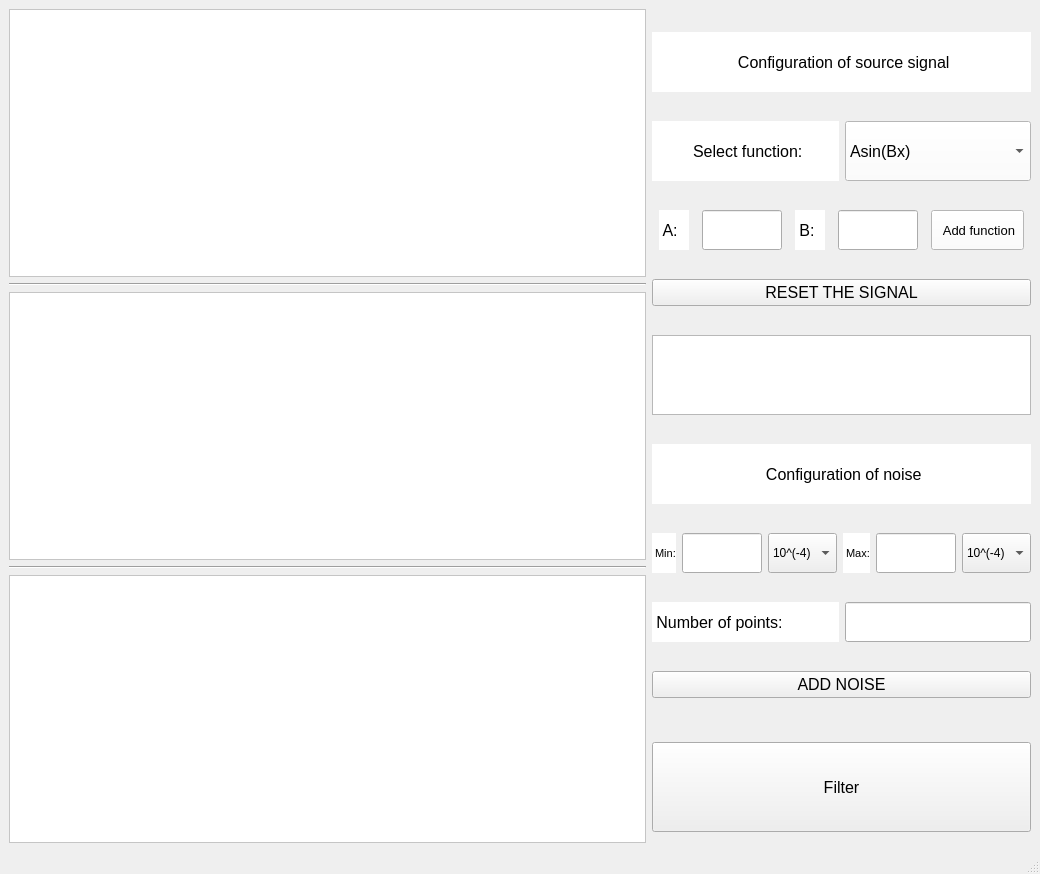
Qt form main_win.ui (z-shigaev/Fourier-filtering) before a commit.
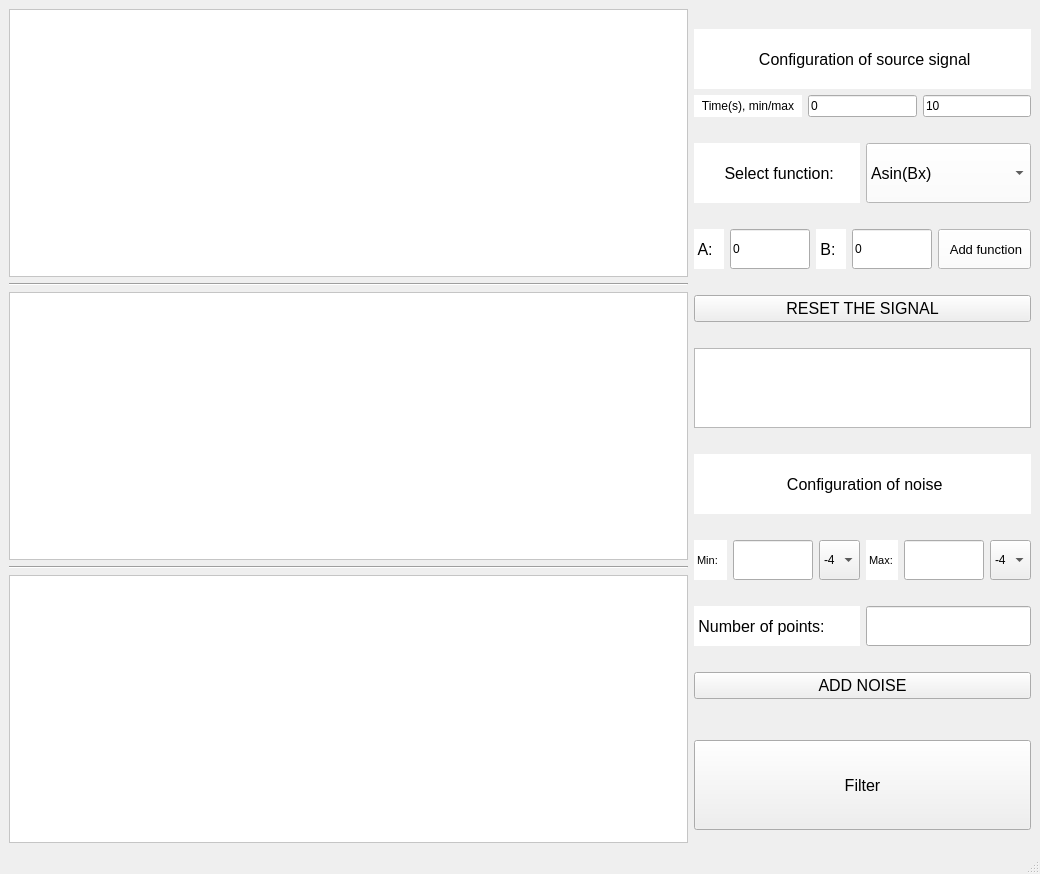
The same form after that commit.

Diff of the .ui file:
```diff
--- a/main_win.ui
+++ b/main_win.ui
@@ -117,6 +117,53 @@
     <item>
      <layout class="QVBoxLayout" name="verticalLayout_2">
       <item>
+       <layout class="QGridLayout" name="gridLayout">
+        <item row="1" column="0">
+         <widget class="QLabel" name="label_time">
+          <property name="sizePolicy">
+           <sizepolicy hsizetype="Minimum" vsizetype="Preferred">
+            <horstretch>0</horstretch>
+            <verstretch>0</verstretch>
+           </sizepolicy>
+          </property>
+          <property name="styleSheet">
+           <string notr="true">background-color: rgb(255, 255, 255);</string>
+          </property>
+          <property name="text">
+           <string>Time(s), min/max</string>
+          </property>
+          <property name="alignment">
+           <set>Qt::AlignCenter</set>
+          </property>
+         </widget>
+        </item>
+        <item row="1" column="1">
+         <widget class="QLineEdit" name="lineEdit_min_time">
+          <property name="sizePolicy">
+           <sizepolicy hsizetype="Minimum" vsizetype="Fixed">
+            <horstretch>0</horstretch>
+            <verstretch>0</verstretch>
+           </sizepolicy>
+          </property>
+          <property name="text">
+           <string>0</string>
+          </property>
+         </widget>
+        </item>
+        <item row="1" column="2">
+         <widget class="QLineEdit" name="lineEdit_max_time">
+          <property name="sizePolicy">
+           <sizepolicy hsizetype="Minimum" vsizetype="Fixed">
+            <horstretch>0</horstretch>
+            <verstretch>0</verstretch>
+           </sizepolicy>
+          </property>
+          <property name="text">
+           <string>10</string>
+          </property>
+         </widget>
+        </item>
+        <item row="0" column="0" colspan="3">
        <widget class="QLabel" name="label_config_1">
         <property name="sizePolicy">
          <sizepolicy hsizetype="Minimum" vsizetype="Preferred">
@@ -149,6 +196,8 @@
         </property>
        </widget>
       </item>
+       </layout>
+      </item>
       <item>
        <layout class="QHBoxLayout" name="horizontalLayout_3">
         <item>
@@ -281,6 +330,9 @@
             <height>40</height>
            </size>
           </property>
+          <property name="text">
+           <string>0</string>
+          </property>
          </widget>
         </item>
         <item>
@@ -318,6 +370,9 @@
             <height>40</height>
            </size>
           </property>
+          <property name="text">
+           <string>0</string>
+          </property>
          </widget>
         </item>
         <item>
@@ -483,7 +538,7 @@
          </widget>
         </item>
         <item>
-         <widget class="QComboBox" name="comboBox">
+         <widget class="QComboBox" name="comboBox_min">
           <property name="sizePolicy">
            <sizepolicy hsizetype="Minimum" vsizetype="Fixed">
             <horstretch>0</horstretch>
@@ -503,29 +558,34 @@
            </size>
           </property>
           <property name="currentText">
-           <string>1</string>
+           <string>-4</string>
           </property>
           <property name="insertPolicy">
            <enum>QComboBox::InsertAtCurrent</enum>
           </property>
           <item>
            <property name="text">
-            <string>10^(-4)</string>
+            <string>-4</string>
            </property>
           </item>
           <item>
            <property name="text">
-            <string>10^(-3)</string>
+            <string>-3</string>
            </property>
           </item>
           <item>
            <property name="text">
-            <string>10^(-2)</string>
+            <string>-2</string>
            </property>
           </item>
           <item>
            <property name="text">
-            <string>10^(-1)</string>
+            <string>-1</string>
+           </property>
+          </item>
+          <item>
+           <property name="text">
+            <string>0</string>
            </property>
           </item>
           <item>
@@ -535,22 +595,17 @@
           </item>
           <item>
            <property name="text">
-            <string>10^1</string>
+            <string>2</string>
            </property>
           </item>
           <item>
            <property name="text">
-            <string>10^2</string>
+            <string>3</string>
            </property>
           </item>
           <item>
            <property name="text">
-            <string>10^3</string>
-           </property>
-          </item>
-          <item>
-           <property name="text">
-            <string>10^4</string>
+            <string>4</string>
            </property>
           </item>
          </widget>
@@ -599,7 +654,7 @@
          </widget>
         </item>
         <item>
-         <widget class="QComboBox" name="comboBox_2">
+         <widget class="QComboBox" name="comboBox_max">
           <property name="sizePolicy">
            <sizepolicy hsizetype="Minimum" vsizetype="Fixed">
             <horstretch>0</horstretch>
@@ -619,51 +674,51 @@
            </size>
           </property>
           <property name="currentText">
-           <string>1</string>
+           <string>-4</string>
           </property>
           <item>
            <property name="text">
-            <string>10^(-4)</string>
+            <string>-4</string>
            </property>
           </item>
           <item>
            <property name="text">
-            <string>10^(-3)</string>
+            <string>-3</string>
            </property>
           </item>
           <item>
            <property name="text">
-            <string>10^(-2)</string>
+            <string>-2</string>
            </property>
           </item>
           <item>
            <property name="text">
-            <string>10^(-1)</string>
+            <string>-1</string>
            </property>
           </item>
           <item>
            <property name="text">
-            <string>1</string>
+            <string>0</string>
            </property>
           </item>
           <item>
            <property name="text">
-            <string>10^1</string>
+            <string>1</string>
            </property>
           </item>
           <item>
            <property name="text">
-            <string>10^2</string>
+            <string>2</string>
            </property>
           </item>
           <item>
            <property name="text">
-            <string>10^3</string>
+            <string>3</string>
            </property>
           </item>
           <item>
            <property name="text">
-            <string>10^4</string>
+            <string>4</string>
            </property>
           </item>
          </widget>
@@ -775,7 +830,7 @@
      <x>0</x>
      <y>0</y>
      <width>1040</width>
-     <height>26</height>
+     <height>21</height>
     </rect>
    </property>
   </widget>
```
Lines whose indentation alone changed are shown as unchanged.
